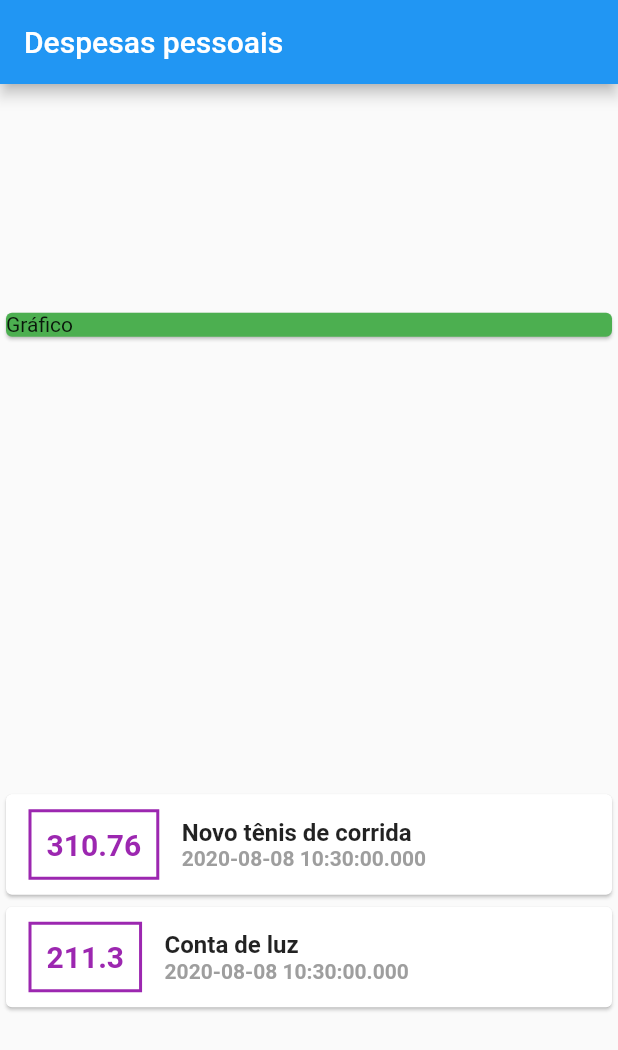
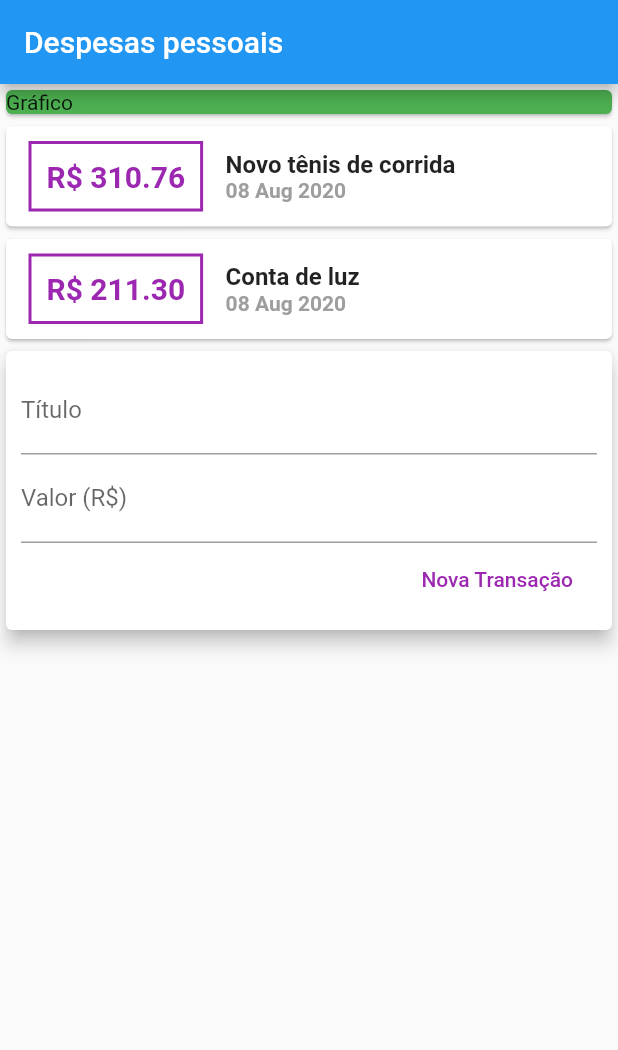
Before and after one commit to victor-souza-vieira/expenses, a Flutter app: the screen it shows after launch, on a phone screen of 412 x 824 dp. Shown: the top 1050 px of the screen. Run offline on Flutter 3.47's test engine with Material 2 defaults, Android fonts, the phone set to English and light mode, and no system bars.

Commit message:
aprimorando layout

```diff
--- a/lib/main.dart
+++ b/lib/main.dart
@@ -1,5 +1,6 @@
 import 'package:expenses/models/transaction.dart';
 import 'package:flutter/material.dart';
+import 'package:intl/intl.dart';
 
 main() => runApp(ExpensesApp());
 
@@ -35,7 +36,6 @@ class MyHomePage extends StatelessWidget {
         title: Text("Despesas pessoais"),
       ),
       body: Column(
-        mainAxisAlignment: MainAxisAlignment.spaceAround,
         crossAxisAlignment: CrossAxisAlignment.stretch,
         children: <Widget>[
           Container(
@@ -62,7 +62,7 @@ class MyHomePage extends StatelessWidget {
                       ),
                       padding: EdgeInsets.all(10),
                       child: Text(
-                        tr.value.toString(),
+                        'R\$ ${tr.value.toStringAsFixed(2)}',
                         style: TextStyle(
                           fontWeight: FontWeight.bold,
                           fontSize: 20,
@@ -81,7 +81,7 @@ class MyHomePage extends StatelessWidget {
                           ),
                         ),
                         Text(
-                          tr.date.toString(),
+                          DateFormat('dd MMM y').format(tr.date),
                           style: TextStyle(
                             color: Colors.grey,
                             fontWeight: FontWeight.bold,
@@ -95,6 +95,36 @@ class MyHomePage extends StatelessWidget {
               );
             }).toList(),
           ),
+          Card(
+            elevation: 5,
+            child: Padding(
+              padding: const EdgeInsets.all(10),
+              child: Column(
+                children: [
+                  TextField(
+                    decoration: InputDecoration(
+                      labelText: 'Título',
+                    ),
+                  ),
+                  TextField(
+                    decoration: InputDecoration(
+                      labelText: 'Valor (R\$)',
+                    ),
+                  ),
+                  Row(
+                    mainAxisAlignment: MainAxisAlignment.end,
+                    children: [
+                      FlatButton(
+                        onPressed: () {},
+                        child: Text('Nova Transação'),
+                        textColor: Colors.purple,
+                      ),
+                    ],
+                  )
+                ],
+              ),
+            ),
+          )
         ],
       ),
     );
--- a/pubspec.yaml
+++ b/pubspec.yaml
@@ -23,6 +23,7 @@ environment:
 dependencies:
   flutter:
     sdk: flutter
+  intl: ^0.16.1
 
 
   # The following adds the Cupertino Icons font to your application.
```
Also changed, not shown: pubspec.lock.
